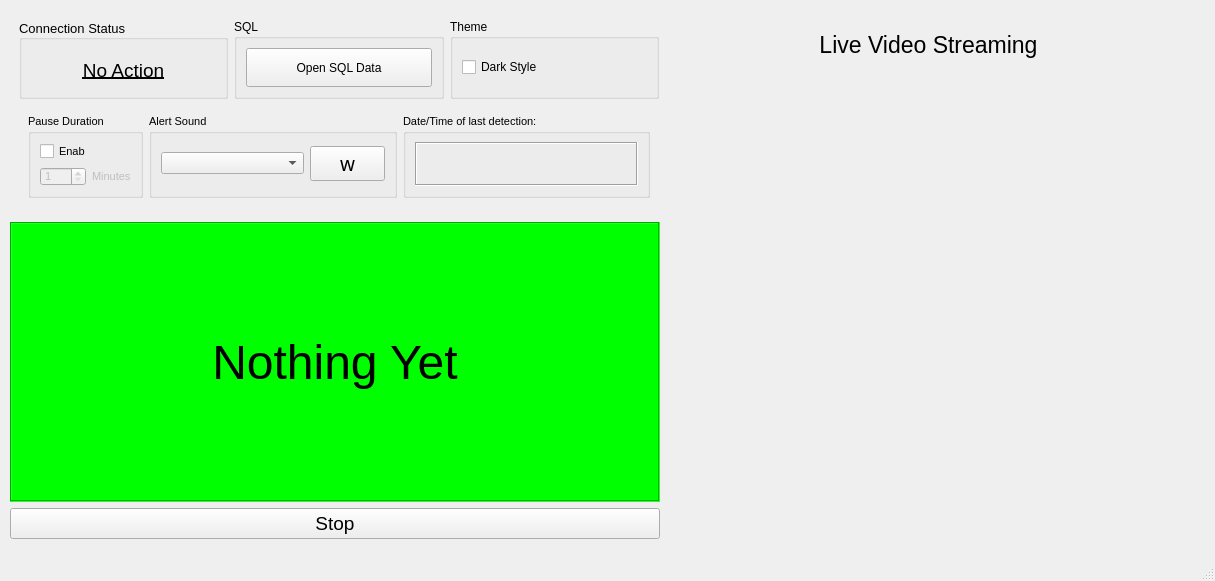
The window that MainWindow.ui (AHazimy/ADVP_Python_Proj) describes before a commit, drawn with Qt 5.
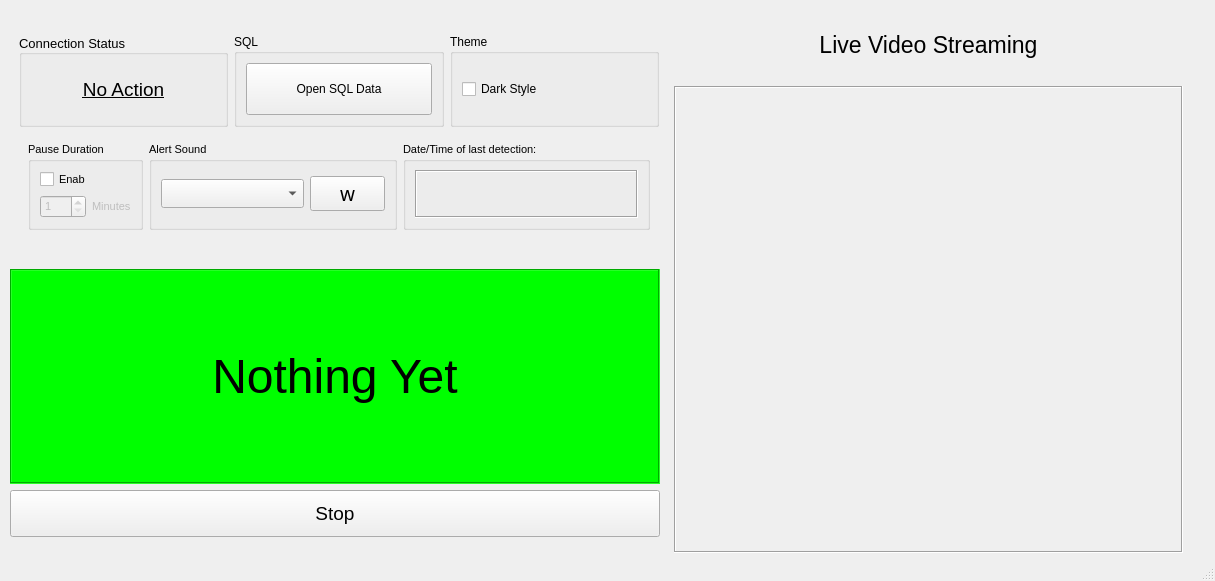
The same window after the commit.

Patch:
```diff
--- a/MainWindow.ui
+++ b/MainWindow.ui
@@ -32,13 +32,13 @@
    <string>Alert</string>
   </property>
   <widget class="QWidget" name="centralwidget">
-   <widget class="QWidget" name="">
+   <widget class="QWidget" name="layoutWidget">
     <property name="geometry">
      <rect>
       <x>10</x>
       <y>10</y>
       <width>1173</width>
-      <height>529</height>
+      <height>543</height>
      </rect>
     </property>
     <layout class="QHBoxLayout" name="horizontalLayout_4">
@@ -258,6 +258,12 @@
                    <layout class="QHBoxLayout" name="horizontalLayout_3">
                     <item>
                      <widget class="QComboBox" name="comboBox">
+                      <property name="minimumSize">
+                       <size>
+                        <width>75</width>
+                        <height>29</height>
+                       </size>
+                      </property>
                       <property name="cursor">
                        <cursorShape>PointingHandCursor</cursorShape>
                       </property>
@@ -352,10 +358,22 @@
          </property>
          <item>
           <widget class="QLabel" name="label">
+           <property name="sizePolicy">
+            <sizepolicy hsizetype="Minimum" vsizetype="Minimum">
+             <horstretch>0</horstretch>
+             <verstretch>0</verstretch>
+            </sizepolicy>
+           </property>
            <property name="minimumSize">
             <size>
              <width>650</width>
-             <height>280</height>
+             <height>200</height>
+            </size>
+           </property>
+           <property name="maximumSize">
+            <size>
+             <width>16777215</width>
+             <height>215</height>
             </size>
            </property>
            <property name="font">
@@ -496,6 +514,12 @@
          <property name="styleSheet">
           <string notr="true"/>
          </property>
+         <property name="frameShape">
+          <enum>QFrame::Box</enum>
+         </property>
+         <property name="frameShadow">
+          <enum>QFrame::Sunken</enum>
+         </property>
          <property name="text">
           <string/>
          </property>
```
